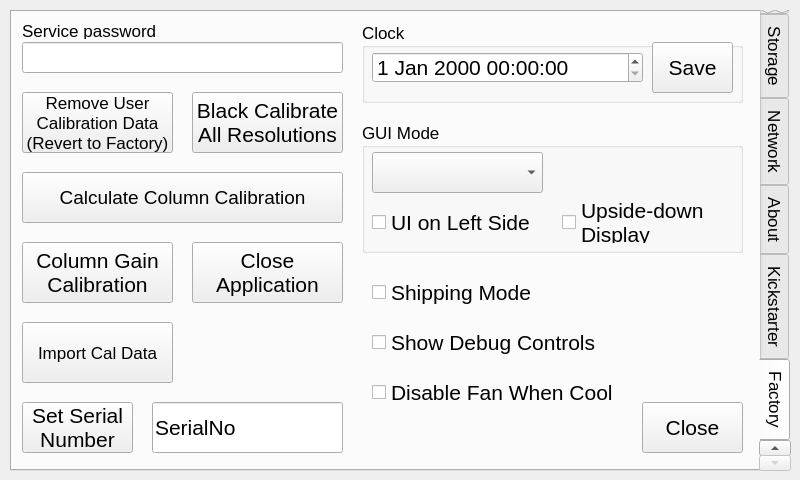
Above: src/utilwindow.ui from krontech/chronos-cam-app before the change. Below: the same form after it.
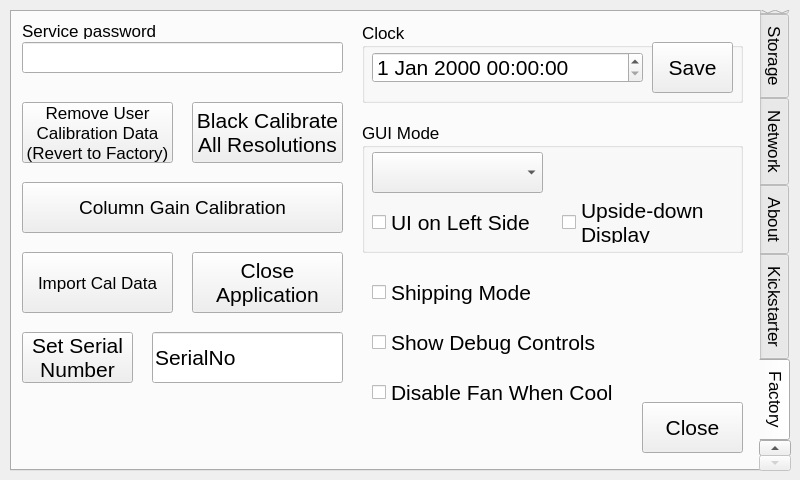
That is the form after the change. Custom widgets are drawn as their Qt base class.

Commit message: Replace 'Column Gain Calibration' button

Diff of the .ui file:
```diff
--- a/src/utilwindow.ui
+++ b/src/utilwindow.ui
@@ -1857,30 +1857,11 @@
     <attribute name="title">
      <string>Factory</string>
     </attribute>
-    <widget class="QPushButton" name="cmdColumnGain">
-     <property name="geometry">
-      <rect>
-       <x>10</x>
-       <y>230</y>
-       <width>151</width>
-       <height>61</height>
-      </rect>
-     </property>
-     <property name="font">
-      <font>
-       <pointsize>16</pointsize>
-      </font>
-     </property>
-     <property name="text">
-      <string>Column Gain
-Calibration</string>
-     </property>
-    </widget>
     <widget class="QPushButton" name="cmdBlackCalAll">
      <property name="geometry">
       <rect>
        <x>180</x>
-       <y>80</y>
+       <y>90</y>
        <width>151</width>
        <height>61</height>
       </rect>
@@ -1899,7 +1880,7 @@
      <property name="geometry">
       <rect>
        <x>180</x>
-       <y>230</y>
+       <y>240</y>
        <width>151</width>
        <height>61</height>
       </rect>
@@ -1918,7 +1899,7 @@
      <property name="geometry">
       <rect>
        <x>140</x>
-       <y>390</y>
+       <y>320</y>
        <width>191</width>
        <height>51</height>
       </rect>
@@ -1939,7 +1920,7 @@
      <property name="geometry">
       <rect>
        <x>10</x>
-       <y>390</y>
+       <y>320</y>
        <width>111</width>
        <height>51</height>
       </rect>
@@ -2016,7 +1997,7 @@
      <property name="geometry">
       <rect>
        <x>10</x>
-       <y>80</y>
+       <y>90</y>
        <width>151</width>
        <height>61</height>
       </rect>
@@ -2078,7 +2059,7 @@
      <property name="geometry">
       <rect>
        <x>10</x>
-       <y>310</y>
+       <y>240</y>
        <width>151</width>
        <height>61</height>
       </rect>
@@ -2091,7 +2072,7 @@
      <property name="geometry">
       <rect>
        <x>10</x>
-       <y>160</y>
+       <y>170</y>
        <width>321</width>
        <height>51</height>
       </rect>
@@ -2102,7 +2083,7 @@
       </font>
      </property>
      <property name="text">
-      <string>Calculate Column Calibration</string>
+      <string>Column Gain Calibration</string>
      </property>
     </widget>
     <widget class="QCheckBox" name="chkFanDisable">
```
Left out of the diff: 1 changed line with no effect on the pictures. The commit also changes 2 other files.
